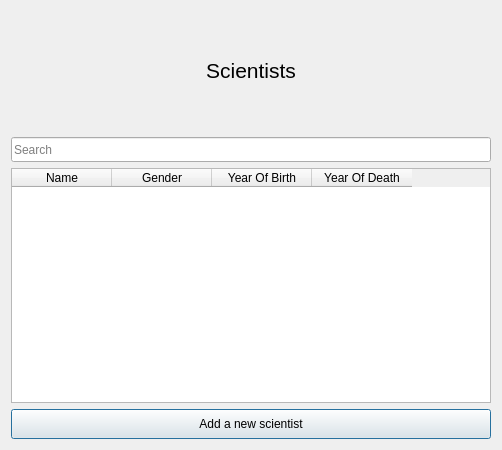
The window that GUI-verklegtVika3/scientisttabledialog.ui (streamerinn/Verklegt-1) describes before a commit, drawn with Qt 5.
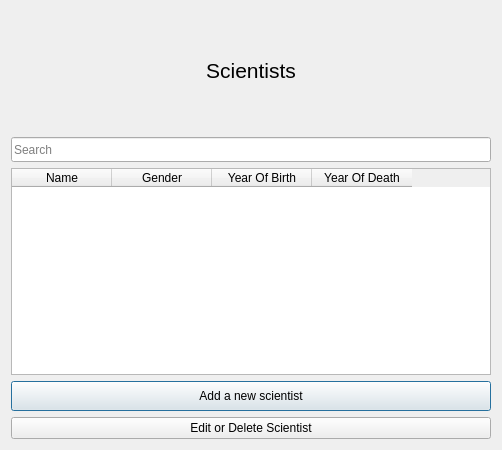
The same window after the commit. Icons and pictures are not drawn.

Commit message: edit delete scientist, a eftir af laga toflu svo hun refreshi eftir hvert add eda delete

The edit to the form file:
```diff
--- a/GUI-verklegtVika3/scientisttabledialog.ui
+++ b/GUI-verklegtVika3/scientisttabledialog.ui
@@ -171,6 +171,13 @@
      </property>
     </widget>
    </item>
+   <item row="5" column="0">
+    <widget class="QPushButton" name="editDelete">
+     <property name="text">
+      <string>Edit or Delete Scientist</string>
+     </property>
+    </widget>
+   </item>
   </layout>
  </widget>
  <resources>
```
Left out of the diff: 50 changed lines with no effect on the pictures. The commit also changes 6 other files.
